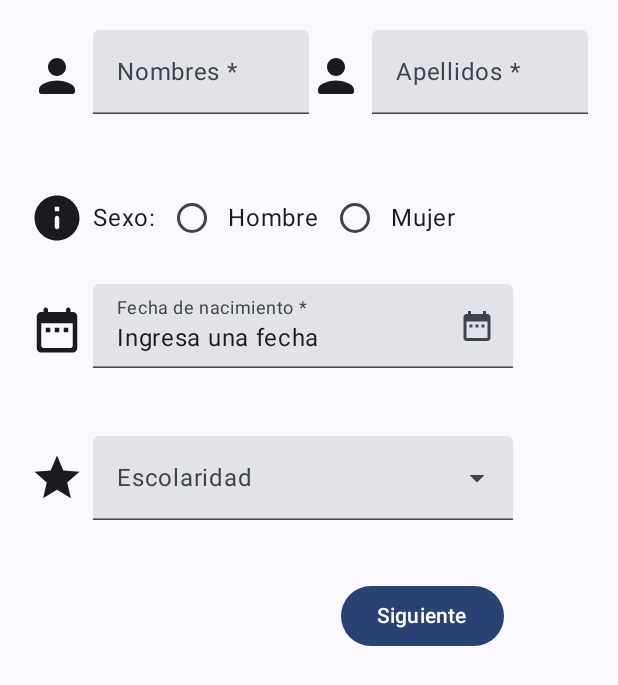
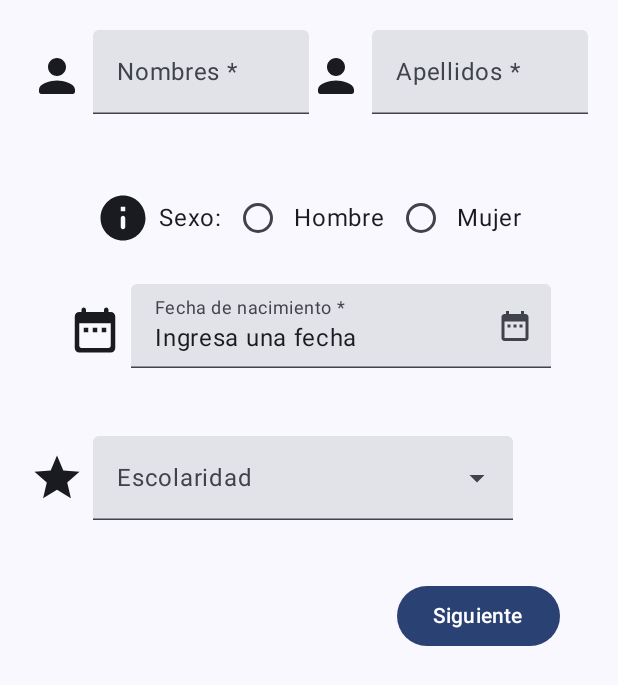
Before and after one commit to FerneyMontoya6/LabsCM20242-Gr03, an Android app built with Jetpack Compose: the composable PersonalLandscapeLayout called with empty values, on a phone screen of 412 x 824 dp. Shown: the top 685 px of the screen. Run offline under Robolectric (Android 15) with nearby library versions, the phone set to English and light mode, and no system bars.

Commit message:
:lipstick: se agregaron los estilos para landscape

```diff
--- a/Lab1-UI/src/main/java/com/example/labscm20242_gr03/screens/PersonalDataActivity.kt
+++ b/Lab1-UI/src/main/java/com/example/labscm20242_gr03/screens/PersonalDataActivity.kt
@@ -479,8 +479,9 @@ fun PersonalLandscapeLayout(
                 }
             }
             Spacer(modifier = Modifier.height(20.dp))
+          Column(modifier = Modifier.fillMaxWidth(), horizontalAlignment = Alignment.CenterHorizontally) {
               Row(
-                verticalAlignment = Alignment.CenterVertically
+                  verticalAlignment = Alignment.CenterVertically,
               ) {
                   Icon(
                       Icons.Rounded.Info,
@@ -501,6 +502,7 @@ fun PersonalLandscapeLayout(
                   )
                   Text(mujer)
               }
+
               Spacer(modifier = Modifier.height(20.dp))
               // Fecha de nacimiento
               Row(
@@ -548,7 +550,7 @@ fun PersonalLandscapeLayout(
                       onErrorChange = { error -> fechaNacimientoError = error })
               }
 
-
+          }
               Spacer(modifier = Modifier.height(20.dp))
 
               // Escolaridad
@@ -567,10 +569,9 @@ fun PersonalLandscapeLayout(
               }
 
               Spacer(modifier = Modifier.height(20.dp))
-
             Row(
                 Modifier
-                    .fillMaxWidth(0.85f),
+                    .fillMaxWidth(0.95f),
                 horizontalArrangement = Arrangement.End,
             ) {
                 Button(onClick = {
```
Also changed, not shown: 4 other files. Lines whose indentation alone changed are shown as unchanged.
